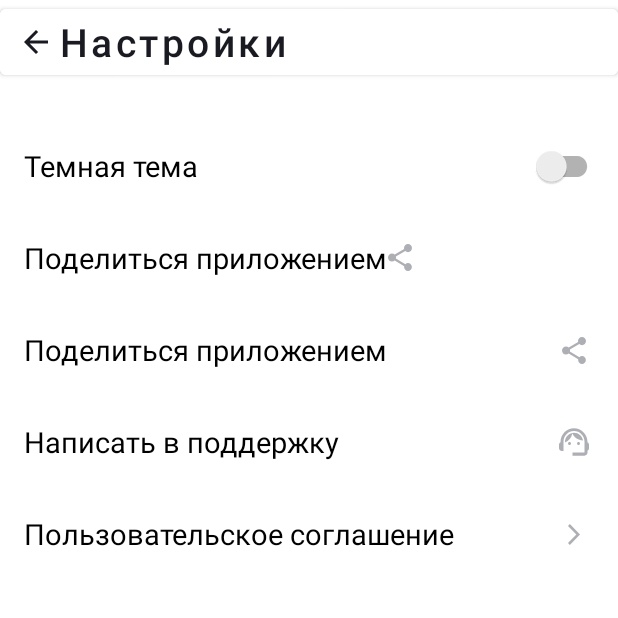
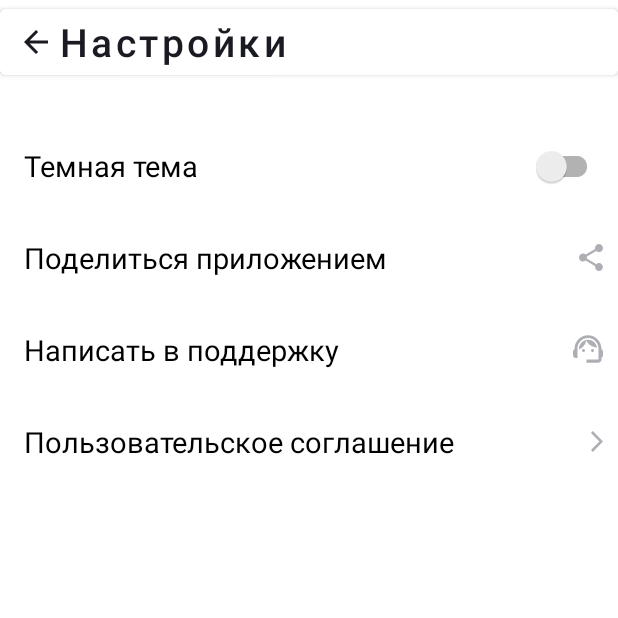
Before and after one commit to DariaKasackaja/PlaylistMaker, an Android app: the SettingsActivity screen opened directly, with no data from a screen before it, on a phone screen of 412 x 824 dp, the top half of it. Run offline under Robolectric (Android 15) with nearby library versions, the phone set to English and light mode, and no system bars.

Commit message:
LinearLayout+TextView+ImageView заменен на TextView c параметром app:drawableEndCompat

```diff
--- a/app/src/main/res/layout/activity_settings.xml
+++ b/app/src/main/res/layout/activity_settings.xml
@@ -40,7 +40,7 @@
 
 
         <TextView
-            android:layout_width="wrap_content"
+            android:layout_width="match_parent"
             android:layout_height="@dimen/item_settings_height"
             android:layout_gravity="start"
             android:gravity="center_vertical"
@@ -51,82 +51,26 @@
             app:drawableTint="@color/yp_gray"
             />
 
-        <LinearLayout
+        <TextView
             android:layout_width="match_parent"
-            android:layout_height="wrap_content"
-            android:orientation="horizontal"
-            >
-
-            <TextView
-                android:layout_width="0dp"
             android:layout_height="@dimen/item_settings_height"
-                android:layout_weight="9"
-                android:layout_gravity="start"
-                android:gravity="center_vertical"
-                android:text="@string/share_app"
-                android:textColor="@color/black"
-                android:textSize="@dimen/text_setting_size"/>
-
-            <ImageView
-                android:layout_width="0dp"
-                android:layout_height="match_parent"
-                android:layout_weight="1"
-                android:layout_gravity="end"
-                android:scaleType="center"
-                android:src="@drawable/share"
-                app:tint="@color/yp_gray"/>
-        </LinearLayout>
-
-        <LinearLayout
-            android:layout_width="match_parent"
-            android:layout_height="wrap_content"
-            android:orientation="horizontal">
-
-            <TextView
-                android:layout_width="0dp"
-                android:layout_height="@dimen/item_settings_height"
-                android:layout_weight="9"
             android:layout_gravity="start"
             android:gravity="center_vertical"
             android:text="@string/write_to_support"
             android:textColor="@color/black"
-                android:textSize="@dimen/text_setting_size"/>
-
-            <ImageView
-                android:layout_width="0dp"
-                android:layout_height="match_parent"
-                android:layout_weight="1"
-                android:layout_gravity="end"
-                android:scaleType="center"
-                android:src="@drawable/support"
-                app:tint="@color/yp_gray"
-                />
-        </LinearLayout>
-
-        <LinearLayout
-            android:layout_width="match_parent"
-            android:layout_height="wrap_content"
-            android:orientation="horizontal">
+            android:textSize="@dimen/text_setting_size"
+            app:drawableEndCompat="@drawable/support"
+            app:drawableTint="@color/yp_gray"/>
 
         <TextView
-                android:layout_width="0dp"
+            android:layout_width="match_parent"
             android:layout_height="@dimen/item_settings_height"
-                android:layout_weight="9"
             android:layout_gravity="start"
             android:gravity="center_vertical"
             android:text="@string/user_agreement"
             android:textColor="@color/black"
-                android:textSize="@dimen/text_setting_size"/>
-
-            <ImageView
-                android:layout_width="0dp"
-                android:layout_height="match_parent"
-                android:layout_weight="1"
-                android:layout_gravity="end"
-                android:scaleType="center"
-                android:src="@drawable/forward"
-                app:tint="@color/yp_gray"
-                />
+            android:textSize="@dimen/text_setting_size"
+            app:drawableEndCompat="@drawable/forward"
+            app:drawableTint="@color/yp_gray"/>
     </LinearLayout>
 </LinearLayout>
-</LinearLayout>
```
Also changed, not shown: app/src/main/res/layout/activity_settings_dark_mode.xml (+13 -56 lines). Lines whose indentation alone changed are shown as unchanged.
